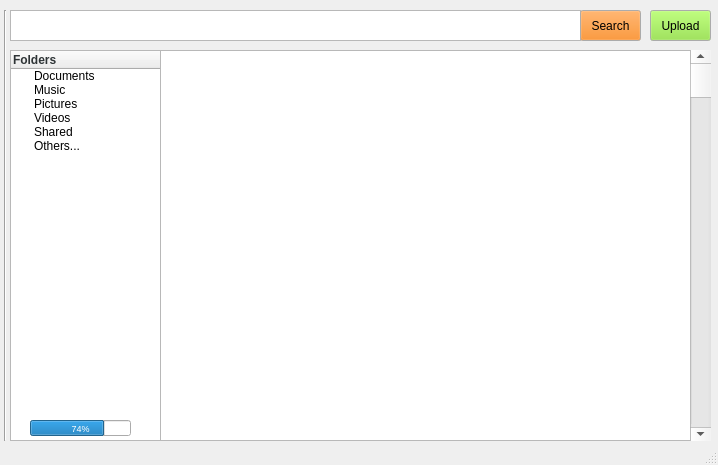
The window that GUIs/tela_pastas.ui (barretoMarcosPaulo/DriveShare) describes before a commit, drawn with Qt 5.
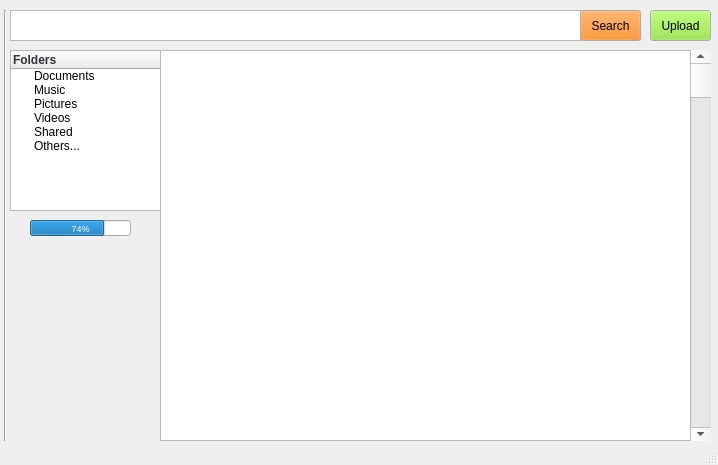
The same window after the commit.

Commit message: home screen

```diff
--- a/GUIs/tela_pastas.ui
+++ b/GUIs/tela_pastas.ui
@@ -195,7 +195,7 @@
       <x>10</x>
       <y>50</y>
       <width>151</width>
-      <height>391</height>
+      <height>161</height>
      </rect>
     </property>
     <column>
@@ -278,7 +278,7 @@
     <property name="geometry">
      <rect>
       <x>30</x>
-      <y>420</y>
+      <y>220</y>
       <width>101</width>
       <height>16</height>
      </rect>
```
The commit also changes 1 other file.
